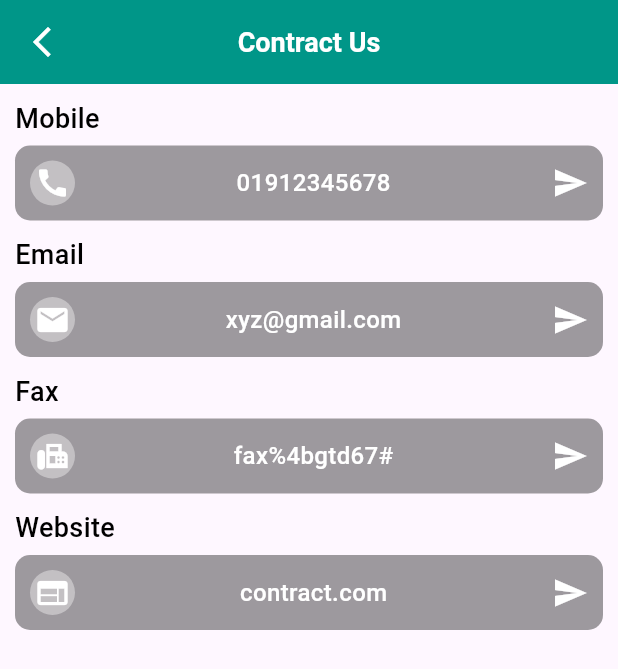
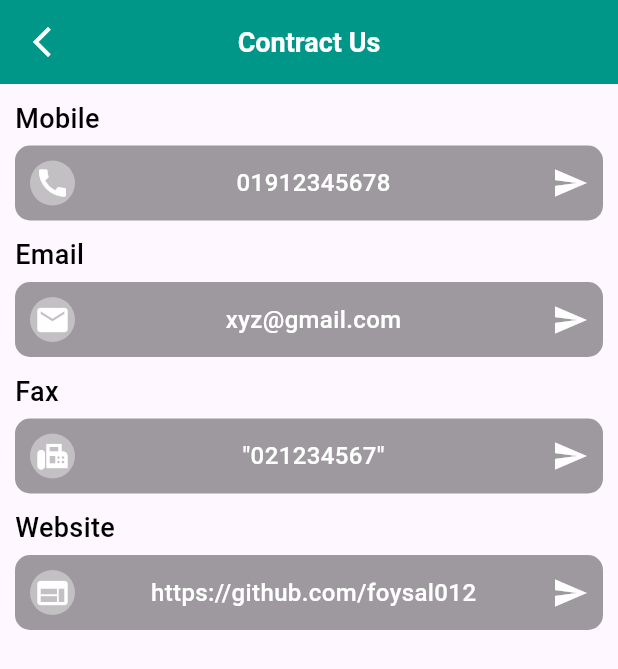
Before and after one commit to foysal012/demo_bank, a Flutter app: the ContractUsScreen screen opened directly, on a phone screen of 412 x 824 dp. Shown: the top 669 px of the screen. Run offline on Flutter 3.47's test engine with Material 3 defaults, Android fonts, the phone set to English and light mode, and no system bars; our stand-ins replace cloud_firestore, firebase_auth, firebase_core, firebase_messaging, flutter_spinkit, fluttertoast and 5 more; accounts and stored records are empty.

Commit message:
Working on Contract us Page & Message us Page

```diff
--- a/lib/main.dart
+++ b/lib/main.dart
@@ -1,3 +1,4 @@
+import 'package:demo_bank/provider/profile/contract_us_provider.dart';
 import 'package:demo_bank/services/notification_services.dart';
 import 'package:firebase_core/firebase_core.dart';
 import 'package:firebase_messaging/firebase_messaging.dart';
@@ -39,6 +40,7 @@ class MyApp extends StatelessWidget {
     return MultiProvider(
         providers: [
           ChangeNotifierProvider(create: (context) => AllCardProvider()),
+          ChangeNotifierProvider(create: (context) => ContractUsProvider()),
         ],
         child: MaterialApp(
           title: 'Flutter Demo',
--- a/lib/presentation/screen/settings/profile/contract_us_screen.dart
+++ b/lib/presentation/screen/settings/profile/contract_us_screen.dart
@@ -1,4 +1,6 @@
+import 'package:demo_bank/provider/profile/contract_us_provider.dart';
 import 'package:flutter/material.dart';
+import 'package:provider/provider.dart';
 import '../../../../resources/app_color.dart';
 import '../../../../resources/app_style.dart';
 import '../../../widget/custom_contract_widget.dart';
@@ -8,6 +10,7 @@ class ContractUsScreen extends StatelessWidget {
 
   @override
   Widget build(BuildContext context) {
+    final contractUsProvider = Provider.of<ContractUsProvider>(context);
     return Scaffold(
       appBar: AppBar(
           actionsPadding: EdgeInsets.only(right: 10.0),
@@ -43,9 +46,12 @@ class ContractUsScreen extends StatelessWidget {
               ),
               AppStyles.appGap(5.0),
 
-              CustomContractWidget(
+              GestureDetector(
+                onTap: () => contractUsProvider.makePhoneCall('01912345678'),
+                child: CustomContractWidget(
                   iconData: Icons.call,
                   tileText: '01912345678',
+                ),
               ),
               AppStyles.appGap(10.0),
 
@@ -58,9 +64,12 @@ class ContractUsScreen extends StatelessWidget {
               ),
               AppStyles.appGap(5.0),
 
-              CustomContractWidget(
+              GestureDetector(
+                onTap: () => contractUsProvider.sendEmail(toEmail: 'xyz@gmail.com',subject: 'About Help Center', body: 'How can i reach Out with your company? for Emergency Need?'),
+                child: CustomContractWidget(
                   iconData: Icons.email,
                   tileText: 'xyz@gmail.com',
+                ),
               ),
               AppStyles.appGap(10.0),
 
@@ -73,9 +82,12 @@ class ContractUsScreen extends StatelessWidget {
               ),
               AppStyles.appGap(5.0),
 
-              CustomContractWidget(
+              GestureDetector(
+                onTap: () => contractUsProvider.sendFax("021234567"),
+                child: CustomContractWidget(
                   iconData: Icons.fax,
-                tileText: 'fax%4bgtd67#',
+                  tileText: '"021234567"',
+                ),
               ),
               AppStyles.appGap(10.0),
 
@@ -88,9 +100,12 @@ class ContractUsScreen extends StatelessWidget {
               ),
               AppStyles.appGap(5.0),
 
-              CustomContractWidget(
+              GestureDetector(
+                onTap: () => contractUsProvider.openWebsite('https://github.com/foysal012'),
+                child: CustomContractWidget(
                   iconData: Icons.web,
-                tileText: 'contract.com',
+                  tileText: 'https://github.com/foysal012',
+                ),
               ),
 
             ],
--- a/pubspec.yaml
+++ b/pubspec.yaml
@@ -50,6 +50,7 @@ dependencies:
   google_mobile_ads: ^6.0.0
 
   http: any
+  url_launcher: ^6.3.2
 dev_dependencies:
   flutter_test:
     sdk: flutter
```
Also changed, not shown: lib/presentation/screen/settings/profile/message_center_screen.dart (added, +75 -0 lines), lib/presentation/screen/settings/profile/my_profile_screen.dart (+6 -10 lines), lib/provider/profile/contract_us_provider.dart (added, +50 -0 lines), pubspec.lock, 6 other files. Lines whose indentation alone changed are shown as unchanged.
